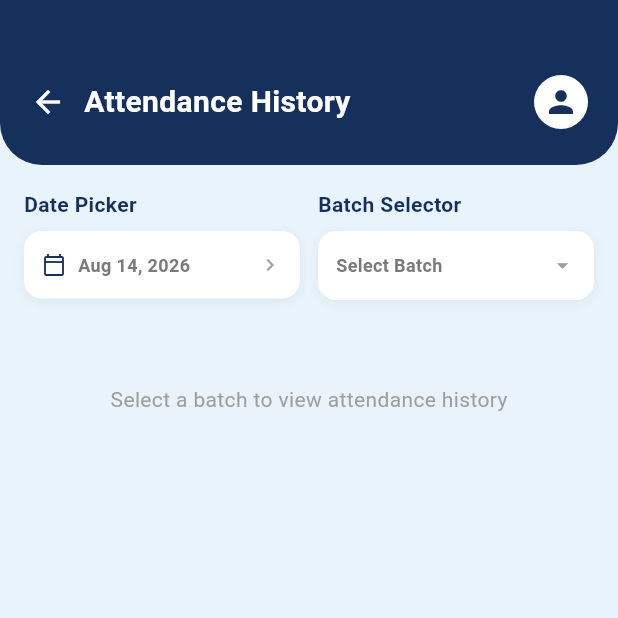
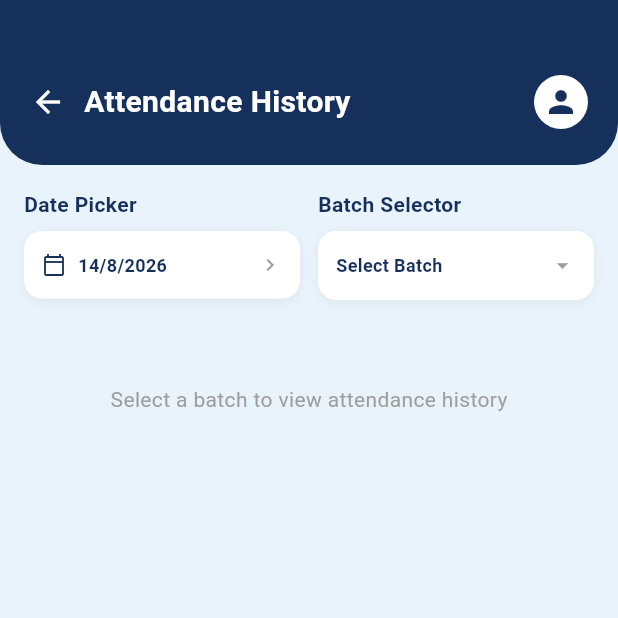
Before and after one commit to Amansarfraz/coaching_center_manager, a Flutter app: the AttendanceHistoryScreen screen opened directly, on a phone screen of 412 x 824 dp, the top half of it. Run offline on Flutter 3.47's test engine with Material 3 defaults, Android fonts, the phone set to English and light mode, and no system bars; our stand-ins replace dio, image_picker, shared_preferences; accounts and stored records are empty; network calls fail.

Commit message:
Initial commit

```diff
--- a/coaching_center_manager/lib/screens/attendance/attendance_history_screen.dart
+++ b/coaching_center_manager/lib/screens/attendance/attendance_history_screen.dart
@@ -1,5 +1,6 @@
 import 'package:flutter/material.dart';
 import 'package:provider/provider.dart';
+import '../../constants/app_dynamic_colors.dart';
 import '../../providers/batch_provider.dart';
 import '../../providers/attendance_provider.dart';
 import '../../models/batch_model.dart';
@@ -37,37 +38,6 @@ class _AttendanceHistoryScreenState extends State<AttendanceHistoryScreen> {
     }
   }
 
-  Future<void> _pickBatch() async {
-    final batchProvider = Provider.of<BatchProvider>(context, listen: false);
-    final selected = await showModalBottomSheet<BatchModel>(
-      context: context,
-      shape: const RoundedRectangleBorder(
-        borderRadius: BorderRadius.vertical(top: Radius.circular(20)),
-      ),
-      builder: (context) {
-        return SafeArea(
-          child: ListView(
-            shrinkWrap: true,
-            padding: const EdgeInsets.all(16),
-            children: batchProvider.batches
-                .map(
-                  (b) => ListTile(
-                    title: Text(b.batchName),
-                    subtitle: Text(b.teacherName),
-                    onTap: () => Navigator.pop(context, b),
-                  ),
-                )
-                .toList(),
-          ),
-        );
-      },
-    );
-    if (selected != null) {
-      setState(() => _selectedBatch = selected);
-      _fetchHistory();
-    }
-  }
-
   void _fetchHistory() {
     if (_selectedBatch != null) {
       Provider.of<AttendanceProvider>(
@@ -88,24 +58,6 @@ class _AttendanceHistoryScreenState extends State<AttendanceHistoryScreen> {
     }
   }
 
-  String _formatDate(DateTime date) {
-    const months = [
-      'Jan',
-      'Feb',
-      'Mar',
-      'Apr',
-      'May',
-      'Jun',
-      'Jul',
-      'Aug',
-      'Sep',
-      'Oct',
-      'Nov',
-      'Dec',
-    ];
-    return '${months[date.month - 1]} ${date.day}, ${date.year}';
-  }
-
   @override
   Widget build(BuildContext context) {
     final batchProvider = Provider.of<BatchProvider>(context);
@@ -117,20 +69,27 @@ class _AttendanceHistoryScreenState extends State<AttendanceHistoryScreen> {
     final absent = records.where((r) => r.status == 'absent').length;
     final leave = records.where((r) => r.status == 'leave').length;
     final presentPct = total == 0 ? 0.0 : (present / total) * 100;
-    final absentPct = total == 0 ? 0.0 : (absent / total) * 100;
-    final leavePct = total == 0 ? 0.0 : (leave / total) * 100;
+
+    final bgColor = AppDynamicColors.scaffoldBg(context);
+    final headerTextColor = Colors.white;
+    final primaryTextColor = AppDynamicColors.primaryText(context);
+    final secondaryTextColor = AppDynamicColors.secondaryText(context);
+    final cardColor = AppDynamicColors.cardBg(context);
+    final isDark = Theme.of(context).brightness == Brightness.dark;
+    final headerColor = isDark
+        ? const Color(0xFF0D1E33)
+        : const Color(0xFF16305C);
 
     return Scaffold(
-      backgroundColor: const Color(0xFFE8F3FB),
+      backgroundColor: bgColor,
       body: Column(
         children: [
-          // Header — dark navy
           Container(
             width: double.infinity,
             padding: const EdgeInsets.fromLTRB(20, 50, 20, 24),
-            decoration: const BoxDecoration(
-              color: Color(0xFF16305C),
-              borderRadius: BorderRadius.only(
+            decoration: BoxDecoration(
+              color: headerColor,
+              borderRadius: const BorderRadius.only(
                 bottomLeft: Radius.circular(28),
                 bottomRight: Radius.circular(28),
               ),
@@ -142,27 +101,27 @@ class _AttendanceHistoryScreenState extends State<AttendanceHistoryScreen> {
                   children: [
                     InkWell(
                       onTap: () => Navigator.pop(context),
-                      child: const Icon(
+                      child: Icon(
                         Icons.arrow_back,
-                        color: Colors.white,
+                        color: headerTextColor,
                         size: 24,
                       ),
                     ),
                     const SizedBox(width: 12),
-                    const Text(
+                    Text(
                       'Attendance History',
                       style: TextStyle(
                         fontWeight: FontWeight.w700,
                         fontSize: 20,
-                        color: Colors.white,
+                        color: headerTextColor,
                       ),
                     ),
                   ],
                 ),
-                const CircleAvatar(
+                CircleAvatar(
                   radius: 18,
                   backgroundColor: Colors.white,
-                  child: Icon(Icons.person, color: Color(0xFF16305C)),
+                  child: Icon(Icons.person, color: headerColor),
                 ),
               ],
             ),
@@ -174,7 +133,6 @@ class _AttendanceHistoryScreenState extends State<AttendanceHistoryScreen> {
               child: Column(
                 crossAxisAlignment: CrossAxisAlignment.start,
                 children: [
-                  // Date Picker + Batch Selector
                   Row(
                     crossAxisAlignment: CrossAxisAlignment.start,
                     children: [
@@ -182,12 +140,12 @@ class _AttendanceHistoryScreenState extends State<AttendanceHistoryScreen> {
                         child: Column(
                           crossAxisAlignment: CrossAxisAlignment.start,
                           children: [
-                            const Text(
+                            Text(
                               'Date Picker',
                               style: TextStyle(
                                 fontWeight: FontWeight.w700,
                                 fontSize: 14,
-                                color: Color(0xFF16305C),
+                                color: primaryTextColor,
                               ),
                             ),
                             const SizedBox(height: 8),
@@ -199,7 +157,7 @@ class _AttendanceHistoryScreenState extends State<AttendanceHistoryScreen> {
                                   vertical: 14,
                                 ),
                                 decoration: BoxDecoration(
-                                  color: Colors.white,
+                                  color: cardColor,
                                   borderRadius: BorderRadius.circular(12),
                                   boxShadow: [
                                     BoxShadow(
@@ -219,18 +177,19 @@ class _AttendanceHistoryScreenState extends State<AttendanceHistoryScreen> {
                                     const SizedBox(width: 8),
                                     Expanded(
                                       child: Text(
-                                        _formatDate(_selectedDate),
-                                        style: const TextStyle(
+                                        '${_selectedDate.day}/${_selectedDate.month}/${_selectedDate.year}',
+                                        style: TextStyle(
                                           fontSize: 12,
                                           fontWeight: FontWeight.w600,
+                                          color: primaryTextColor,
                                         ),
                                         overflow: TextOverflow.ellipsis,
                                       ),
                                     ),
-                                    const Icon(
+                                    Icon(
                                       Icons.chevron_right,
                                       size: 16,
-                                      color: Colors.grey,
+                                      color: secondaryTextColor,
                                     ),
                                   ],
                                 ),
@@ -244,24 +203,65 @@ class _AttendanceHistoryScreenState extends State<AttendanceHistoryScreen> {
                         child: Column(
                           crossAxisAlignment: CrossAxisAlignment.start,
                           children: [
-                            const Text(
+                            Text(
                               'Batch Selector',
                               style: TextStyle(
                                 fontWeight: FontWeight.w700,
                                 fontSize: 14,
-                                color: Color(0xFF16305C),
+                                color: primaryTextColor,
                               ),
                             ),
                             const SizedBox(height: 8),
                             InkWell(
-                              onTap: _pickBatch,
+                              onTap: () async {
+                                final selected =
+                                    await showModalBottomSheet<BatchModel>(
+                                      context: context,
+                                      backgroundColor: cardColor,
+                                      shape: const RoundedRectangleBorder(
+                                        borderRadius: BorderRadius.vertical(
+                                          top: Radius.circular(20),
+                                        ),
+                                      ),
+                                      builder: (context) => SafeArea(
+                                        child: ListView(
+                                          shrinkWrap: true,
+                                          padding: const EdgeInsets.all(16),
+                                          children: batchProvider.batches
+                                              .map(
+                                                (b) => ListTile(
+                                                  title: Text(
+                                                    b.batchName,
+                                                    style: TextStyle(
+                                                      color: primaryTextColor,
+                                                    ),
+                                                  ),
+                                                  subtitle: Text(
+                                                    b.teacherName,
+                                                    style: TextStyle(
+                                                      color: secondaryTextColor,
+                                                    ),
+                                                  ),
+                                                  onTap: () =>
+                                                      Navigator.pop(context, b),
+                                                ),
+                                              )
+                                              .toList(),
+                                        ),
+                                      ),
+                                    );
+                                if (selected != null) {
+                                  setState(() => _selectedBatch = selected);
+                                  _fetchHistory();
+                                }
+                              },
                               child: Container(
                                 padding: const EdgeInsets.symmetric(
                                   horizontal: 12,
                                   vertical: 14,
                                 ),
                                 decoration: BoxDecoration(
-                                  color: Colors.white,
+                                  color: cardColor,
                                   borderRadius: BorderRadius.circular(12),
                                   boxShadow: [
                                     BoxShadow(
@@ -277,17 +277,18 @@ class _AttendanceHistoryScreenState extends State<AttendanceHistoryScreen> {
                                       child: Text(
                                         _selectedBatch?.batchName ??
                                             'Select Batch',
-                                        style: const TextStyle(
+                                        style: TextStyle(
                                           fontSize: 12,
                                           fontWeight: FontWeight.w600,
+                                          color: primaryTextColor,
                                         ),
                                         overflow: TextOverflow.ellipsis,
                                       ),
                                     ),
-                                    const Icon(
+                                    Icon(
                                       Icons.arrow_drop_down,
                                       size: 18,
-                                      color: Colors.grey,
+                                      color: secondaryTextColor,
                                     ),
                                   ],
                                 ),
@@ -302,12 +303,12 @@ class _AttendanceHistoryScreenState extends State<AttendanceHistoryScreen> {
                   const SizedBox(height: 16),
 
                   if (_selectedBatch == null)
-                    const Padding(
-                      padding: EdgeInsets.symmetric(vertical: 40),
+                    Padding(
+                      padding: const EdgeInsets.symmetric(vertical: 40),
                       child: Center(
                         child: Text(
                           'Select a batch to view attendance history',
-                          style: TextStyle(color: Colors.grey),
+                          style: TextStyle(color: secondaryTextColor),
                         ),
                       ),
                     )
@@ -317,7 +318,6 @@ class _AttendanceHistoryScreenState extends State<AttendanceHistoryScreen> {
                       child: Center(child: CircularProgressIndicator()),
                     )
                   else ...[
-                    // Total Students + Donut
                     Row(
                       crossAxisAlignment: CrossAxisAlignment.start,
                       children: [
@@ -325,7 +325,7 @@ class _AttendanceHistoryScreenState extends State<AttendanceHistoryScreen> {
                           child: Container(
                             padding: const EdgeInsets.all(14),
                             decoration: BoxDecoration(
-                              color: Colors.white,
+                              color: cardColor,
                               borderRadius: BorderRadius.circular(16),
                               boxShadow: [
                                 BoxShadow(
@@ -352,34 +352,18 @@ class _AttendanceHistoryScreenState extends State<AttendanceHistoryScreen> {
                                       ),
                                     ),
                                     const SizedBox(width: 8),
-                                    const Expanded(
+                                    Expanded(
                                       child: Text(
                                         'Total Students',
                                         style: TextStyle(
                                           fontSize: 11,
-                                          color: Colors.grey,
+                                          color: secondaryTextColor,
                                         ),
                                       ),
                                     ),
                                   ],
                                 ),
-                                Padding(
-                                  padding: const EdgeInsets.only(
-                                    top: 2,
-                                    bottom: 10,
-                                  ),
-                                  child: Align(
-                                    alignment: Alignment.centerLeft,
-                                    child: Text(
-                                      '$total',
-                                      style: const TextStyle(
-                                        fontSize: 20,
-                                        fontWeight: FontWeight.w800,
-                                        color: Color(0xFF16305C),
-                                      ),
-                                    ),
-                                  ),
-                                ),
+                                const SizedBox(height: 10),
                                 SizedBox(
                                   height: 90,
                                   width: 90,
@@ -402,10 +386,10 @@ class _AttendanceHistoryScreenState extends State<AttendanceHistoryScreen> {
                                       ),
                                       Text(
                                         '$total',
-                                        style: const TextStyle(
+                                        style: TextStyle(
                                           fontSize: 20,
                                           fontWeight: FontWeight.w800,
-                                          color: Color(0xFF16305C),
+                                          color: primaryTextColor,
                                         ),
                                       ),
                                     ],
@@ -429,22 +413,24 @@ class _AttendanceHistoryScreenState extends State<AttendanceHistoryScreen> {
                           child: Column(
                             children: [
                               _statBar(
+                                context,
                                 icon: Icons.block,
                                 iconColor: const Color(0xFFEB5757),
                                 iconBg: const Color(0xFFFDE8EA),
                                 title: 'Absent: $absent',
                                 count: absent,
-                                pct: absentPct,
+                                total: total,
                                 barColor: const Color(0xFFEB5757),
                               ),
                               const SizedBox(height: 12),
                               _statBar(
+                                context,
                                 icon: Icons.beach_access,
                                 iconColor: const Color(0xFFF2994A),
                                 iconBg: const Color(0xFFFFF3E0),
                                 title: 'On Leave: $leave',
                                 count: leave,
-                                pct: leavePct,
+                                total: total,
                                 barColor: const Color(0xFFF2994A),
                               ),
                             ],
@@ -455,15 +441,17 @@ class _AttendanceHistoryScreenState extends State<AttendanceHistoryScreen> {
 
                     const SizedBox(height: 20),
 
-                    // Student list
                     if (records.isEmpty)
-                      const Padding(
-                        padding: EdgeInsets.symmetric(vertical: 30),
+                      Padding(
+                        padding: const EdgeInsets.symmetric(vertical: 30),
                         child: Center(
                           child: Text(
                             'No attendance record found for this batch on this date.\nMark attendance first from "Record Attendance".',
                             textAlign: TextAlign.center,
-                            style: TextStyle(color: Colors.grey, fontSize: 13),
+                            style: TextStyle(
+                              color: secondaryTextColor,
+                              fontSize: 13,
+                            ),
                           ),
                         ),
                       )
@@ -473,7 +461,7 @@ class _AttendanceHistoryScreenState extends State<AttendanceHistoryScreen> {
                           margin: const EdgeInsets.only(bottom: 12),
                           padding: const EdgeInsets.all(12),
                           decoration: BoxDecoration(
-                            color: Colors.white,
+                            color: cardColor,
                             borderRadius: BorderRadius.circular(16),
                             boxShadow: [
                               BoxShadow(
@@ -501,9 +489,10 @@ class _AttendanceHistoryScreenState extends State<AttendanceHistoryScreen> {
                                   children: [
                                     Text(
                                       record.studentName,
-                                      style: const TextStyle(
+                                      style: TextStyle(
                                         fontWeight: FontWeight.w700,
                                         fontSize: 14,
+                                        color: primaryTextColor,
                                       ),
                                     ),
                                     const SizedBox(height: 6),
@@ -578,19 +567,25 @@ class _AttendanceHistoryScreenState extends State<AttendanceHistoryScreen> {
     );
   }
 
-  Widget _statBar({
+  Widget _statBar(
+    BuildContext context, {
     required IconData icon,
     required Color iconColor,
     required Color iconBg,
     required String title,
     required int count,
-    required double pct,
+    required int total,
     required Color barColor,
   }) {
+    final pct = total == 0 ? 0.0 : (count / total) * 100;
+    final cardColor = AppDynamicColors.cardBg(context);
+    final primaryTextColor = AppDynamicColors.primaryText(context);
+    final secondaryTextColor = AppDynamicColors.secondaryText(context);
+
     return Container(
       padding: const EdgeInsets.all(12),
       decoration: BoxDecoration(
-        color: Colors.white,
+        color: cardColor,
         borderRadius: BorderRadius.circular(16),
         boxShadow: [
           BoxShadow(
@@ -617,9 +612,10 @@ class _AttendanceHistoryScreenState extends State<AttendanceHistoryScreen> {
               Expanded(
                 child: Text(
                   title,
-                  style: const TextStyle(
+                  style: TextStyle(
                     fontSize: 11,
                     fontWeight: FontWeight.w600,
+                    color: primaryTextColor,
                   ),
                 ),
               ),
@@ -652,9 +648,9 @@ class _AttendanceHistoryScreenState extends State<AttendanceHistoryScreen> {
               Text(
                 '$count\n(${pct.toStringAsFixed(0)}%)',
                 textAlign: TextAlign.right,
-                style: const TextStyle(
+                style: TextStyle(
                   fontSize: 10,
-                  color: Colors.grey,
+                  color: secondaryTextColor,
                   height: 1.3,
                 ),
               ),
```
Also changed, not shown: coaching_center_manager/lib/providers/theme_provider.dart (+12 -1 lines), coaching_center_manager/lib/screens/attendance/mark_attendance_screen.dart (+48 -23 lines), coaching_center_manager/lib/screens/settings/logout_screen.dart (+15 -8 lines), coaching_center_manager/lib/services/local_storage_service.dart (+11 -0 lines).
